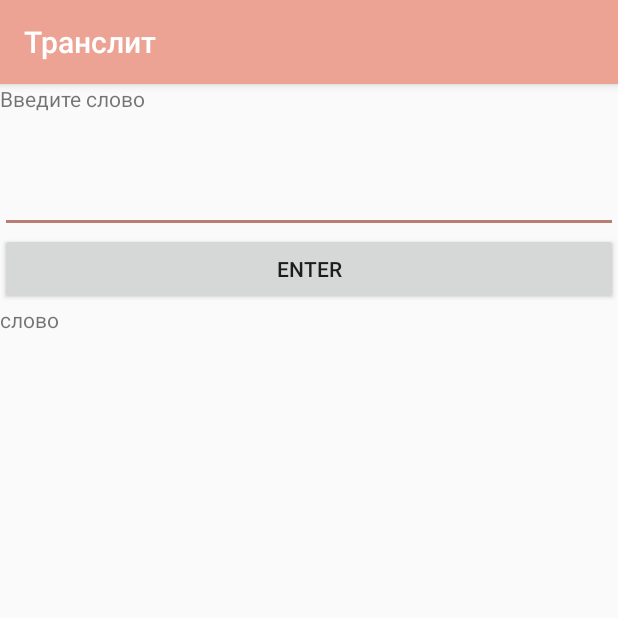
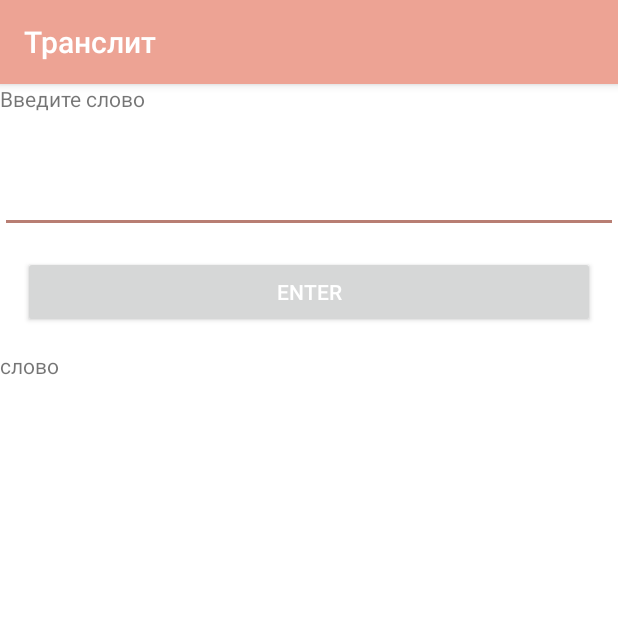
Before and after one commit to assel31/Mobile3, an Android app: the fragment Translit shown on its own in the app's theme, on a phone screen of 412 x 824 dp, the top half of it. Run offline under Robolectric (Android 15) with nearby library versions, the phone set to English and light mode, and no system bars; libraries missing offline, so code that uses them is left out: info.hoang8f.widget; plain views replace FButton; 2 statements that could not run were skipped.

Commit message:
fix: error with bg

```diff
--- a/app/src/main/res/layout/translit.xml
+++ b/app/src/main/res/layout/translit.xml
@@ -1,8 +1,10 @@
 <?xml version="1.0" encoding="utf-8"?>
 <LinearLayout xmlns:android="http://schemas.android.com/apk/res/android"
+    xmlns:app="http://schemas.android.com/apk/res-auto"
     android:orientation="vertical"
     android:layout_width="match_parent"
-    android:layout_height="match_parent">
+    android:layout_height="match_parent"
+    android:background="@color/white">
 
     <TextView
         android:layout_width="match_parent"
@@ -18,7 +20,14 @@
         android:id="@+id/enter"
         android:layout_width="match_parent"
         android:layout_height="wrap_content"
-        android:text="Enter"/>
+        android:text="Enter"
+        app:buttonColor="@color/colorPrimary"
+        app:shadowColor="@color/colorAccent"
+        app:shadowEnabled="true"
+        app:shadowHeight="5dp"
+        app:cornerRadius="5dp"
+        android:textColor="@color/white"
+        android:layout_margin="15dp"/>
 
     <TextView
         android:layout_width="wrap_content"
--- a/app/src/main/res/layout/words.xml
+++ b/app/src/main/res/layout/words.xml
@@ -1,7 +1,8 @@
 <?xml version="1.0" encoding="utf-8"?>
 <RelativeLayout xmlns:android="http://schemas.android.com/apk/res/android"
     android:layout_width="match_parent"
-    android:layout_height="match_parent">
+    android:layout_height="match_parent"
+    android:background="@color/white">
 
     <GridView
         android:id="@+id/gridView"
```
Also changed, not shown: app/src/main/java/com/qazaq/android/mobile3/Alphabet.java (+3 -4 lines).
